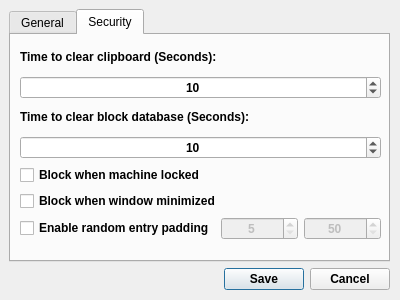
AdrianoGoede/PassForge, file Forms/DatabaseSettings.ui: the form before one commit.
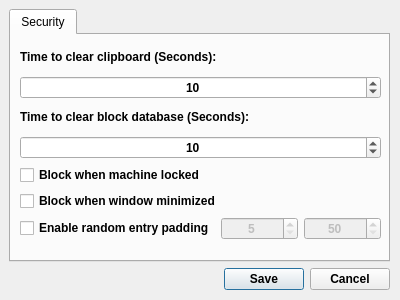
The form after the commit. Icons and pictures are not drawn.

What changed in the file:
```diff
--- a/Forms/DatabaseSettings.ui
+++ b/Forms/DatabaseSettings.ui
@@ -40,11 +40,6 @@
       <property name="currentIndex">
        <number>1</number>
       </property>
-      <widget class="QWidget" name="GeneralTab">
-       <attribute name="title">
-        <string>General</string>
-       </attribute>
-      </widget>
       <widget class="QWidget" name="SecurityTab">
        <attribute name="title">
         <string>Security</string>
```
Left out of the diff: 2 changed lines with no effect on the pictures.
